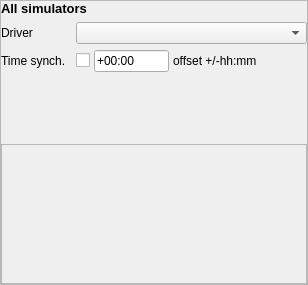
Qt form src/blackgui/components/settingssimulatorcomponent.ui (swift-project/pilotclient) before a commit.
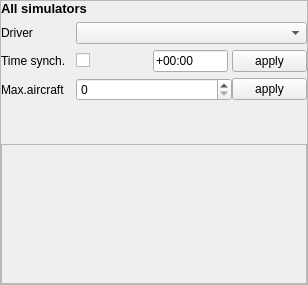
The same form after that commit. Custom widgets are drawn as their Qt base class.

Commit message: Misc. imorvements as discussed in RW/KB worksho * preparation for a context menu to send text messages from ATC/aircraft view * preparation for context menu for fast pos. updates * reverse ICAO lookup at login screen * display fast updates / parts in GUI * moved max- aircraft into settings * made serverselection own component

```diff
--- a/src/blackgui/components/settingssimulatorcomponent.ui
+++ b/src/blackgui/components/settingssimulatorcomponent.ui
@@ -130,34 +130,72 @@
            </widget>
           </item>
           <item>
-           <widget class="QLabel" name="lbl_TimeSyncOffset">
+           <widget class="QPushButton" name="pb_ApplyTimeSync">
             <property name="sizePolicy">
-             <sizepolicy hsizetype="Maximum" vsizetype="Preferred">
+             <sizepolicy hsizetype="Fixed" vsizetype="Fixed">
               <horstretch>0</horstretch>
               <verstretch>0</verstretch>
              </sizepolicy>
             </property>
+            <property name="minimumSize">
+             <size>
+              <width>75</width>
+              <height>0</height>
+             </size>
+            </property>
+            <property name="maximumSize">
+             <size>
+              <width>75</width>
+              <height>16777215</height>
+             </size>
+            </property>
             <property name="text">
-             <string>offset +/-hh:mm</string>
+             <string>apply</string>
             </property>
            </widget>
           </item>
-          <item>
-           <spacer name="hs_TimeSync">
-            <property name="orientation">
-             <enum>Qt::Horizontal</enum>
-            </property>
-            <property name="sizeHint" stdset="0">
-             <size>
-              <width>40</width>
-              <height>20</height>
-             </size>
-            </property>
-           </spacer>
-          </item>
          </layout>
         </widget>
        </item>
+       <item row="4" column="0">
+        <widget class="QLabel" name="lbl_MaxAircraft">
+         <property name="text">
+          <string>Max.aircraft</string>
+         </property>
+        </widget>
+       </item>
+       <item row="4" column="1">
+        <layout class="QHBoxLayout" name="hl_MaxAircraft">
+         <item>
+          <widget class="QSpinBox" name="sb_MaxAircraft"/>
+         </item>
+         <item>
+          <widget class="QPushButton" name="pb_ApplyMaxAircraft">
+           <property name="sizePolicy">
+            <sizepolicy hsizetype="Fixed" vsizetype="Fixed">
+             <horstretch>0</horstretch>
+             <verstretch>0</verstretch>
+            </sizepolicy>
+           </property>
+           <property name="minimumSize">
+            <size>
+             <width>75</width>
+             <height>0</height>
+            </size>
+           </property>
+           <property name="maximumSize">
+            <size>
+             <width>75</width>
+             <height>16777215</height>
+            </size>
+           </property>
+           <property name="text">
+            <string>apply</string>
+           </property>
+          </widget>
+         </item>
+        </layout>
+       </item>
       </layout>
      </item>
     </layout>
```
Left out of the diff: 3 changed lines with no effect on the pictures. The commit also changes 41 other files.
